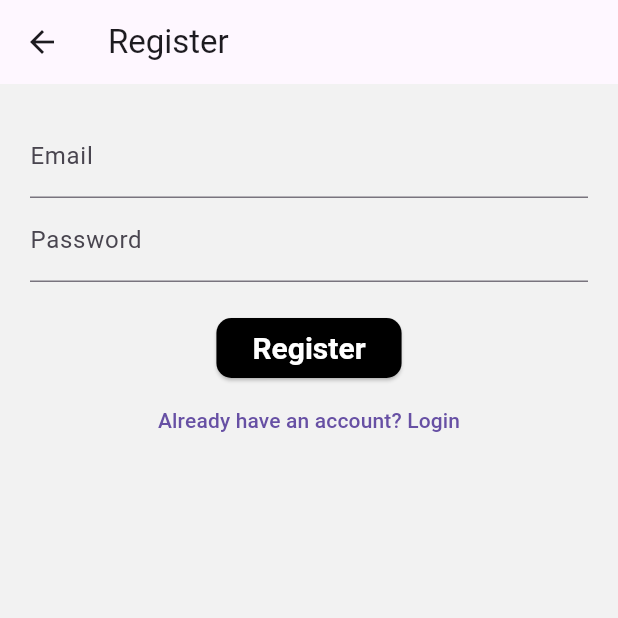
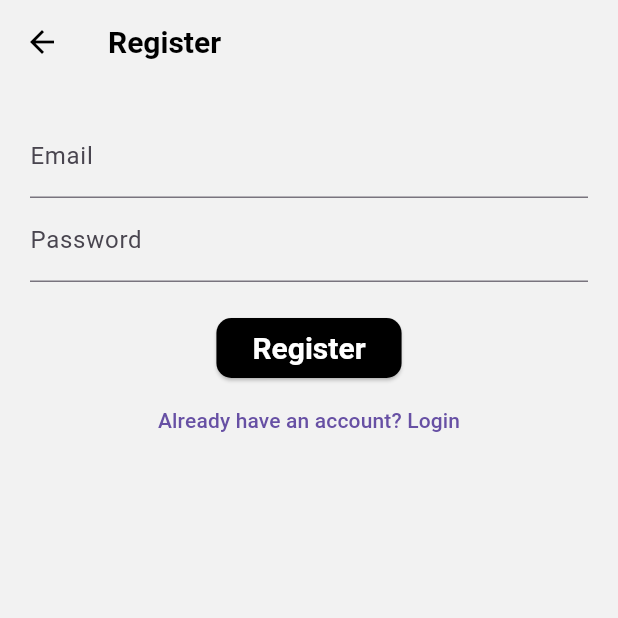
Before and after one commit to jeangregorfonrose/migra-app, a Flutter app: the RegisterScreen screen opened directly, on a phone screen of 412 x 824 dp, the top half of it. Run offline on Flutter 3.47's test engine with Material 3 defaults, Android fonts, the phone set to English and light mode, and no system bars; our stand-ins replace firebase_auth, firebase_core, firebase_crashlytics, geolocator, go_router, google_maps_flutter and 2 more; missing offline and left inert: geolocator_platform_interface, ht_localization, mapbox_maps_flutter; accounts and stored records are empty; generated files the repository leaves out were written again; network calls fail; statements that could not run were skipped.

Commit message:
Added better design for app bar

```diff
--- a/lib/core/themes/app_theme.dart
+++ b/lib/core/themes/app_theme.dart
@@ -6,15 +6,21 @@ class AppTheme {
     primaryColor: AppColors.primary,
     scaffoldBackgroundColor: AppColors.lightBackground,
     brightness: Brightness.light,
+    appBarTheme: const AppBarTheme(
+      backgroundColor: Colors.transparent,
+      elevation: 0,
+      iconTheme: IconThemeData(color: AppColors.black),
+      titleTextStyle: TextStyle(color: AppColors.black, fontSize: 20, fontWeight: FontWeight.bold),
+    ),
     elevatedButtonTheme: ElevatedButtonThemeData(
       style: ElevatedButton.styleFrom(
         backgroundColor: AppColors.primary,
-        textStyle: TextStyle(fontSize: 20, fontWeight: FontWeight.bold, color: AppColors.white),
+        textStyle: const TextStyle(fontSize: 20, fontWeight: FontWeight.bold, color: AppColors.white),
         shape: RoundedRectangleBorder(borderRadius: BorderRadius.circular(10)),
         foregroundColor: AppColors.white,
       ),
     ),
-    floatingActionButtonTheme: FloatingActionButtonThemeData(
+    floatingActionButtonTheme: const FloatingActionButtonThemeData(
       backgroundColor: AppColors.primary,
       foregroundColor: AppColors.white,
     ),
@@ -24,14 +30,20 @@ class AppTheme {
     primaryColor: AppColors.primaryDark,
     scaffoldBackgroundColor: AppColors.darkBackground,
     brightness: Brightness.dark,
+    appBarTheme: const AppBarTheme(
+      backgroundColor: AppColors.darkGrey,
+      elevation: 0,
+      iconTheme: IconThemeData(color: AppColors.white),
+      titleTextStyle: TextStyle(color: AppColors.white, fontSize: 20, fontWeight: FontWeight.bold),
+    ),
     elevatedButtonTheme: ElevatedButtonThemeData(
       style: ElevatedButton.styleFrom(
         backgroundColor: AppColors.primaryDark,
-        textStyle: TextStyle(fontSize: 20, fontWeight: FontWeight.bold),
+        textStyle: const TextStyle(fontSize: 20, fontWeight: FontWeight.bold),
         shape: RoundedRectangleBorder(borderRadius: BorderRadius.circular(10)),
       ),
     ),
-    floatingActionButtonTheme: FloatingActionButtonThemeData(
+    floatingActionButtonTheme: const FloatingActionButtonThemeData(
       backgroundColor: AppColors.primaryDark,
       foregroundColor: AppColors.black,
     ),
```
Also changed, not shown: lib/features/map/screens/map_screen.dart (+1 -17 lines).
